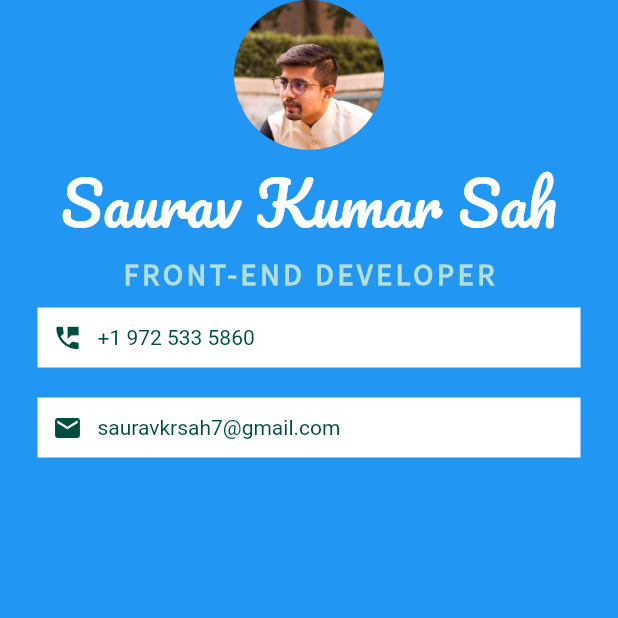
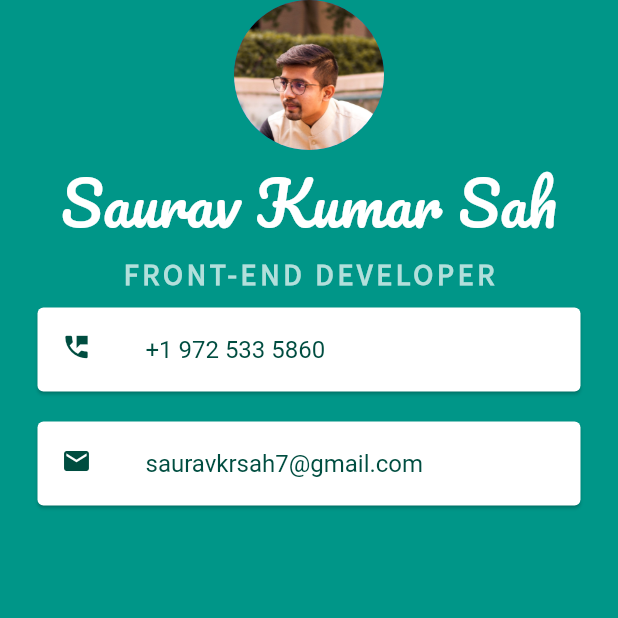
Before and after one commit to Code-Saurav/mi_card_app, a Flutter app: the screen it shows after launch, on a phone screen of 412 x 824 dp, the top half of it. Run offline on Flutter 3.47's test engine with Material 2 defaults, Android fonts, the phone set to English and light mode, and no system bars.

Commit message:
47 - card,ListTile

```diff
--- a/lib/main.dart
+++ b/lib/main.dart
@@ -10,7 +10,7 @@ class MyApp extends StatelessWidget {
   Widget build(BuildContext context) {
     return MaterialApp(
       home: Scaffold(
-        backgroundColor: Colors.blue,
+        backgroundColor: Colors.teal,
         body: SafeArea(
           child: Column(
             children: <Widget>[
@@ -36,46 +36,38 @@ class MyApp extends StatelessWidget {
                   fontFamily: 'SourceSansPro',
                 ),
               ),
-              Container(
+              Card(
                 color: Colors.white,
                 margin: EdgeInsets.symmetric(vertical: 10, horizontal: 25),
-                padding: EdgeInsets.all(10),
-                child: Row(
-                  children: <Widget>[
-                    Icon(
+                child: ListTile(
+                  leading: Icon(
                     Icons.perm_phone_msg,
                     size: 20,
                     color: Colors.teal.shade900,
                   ),
-                    SizedBox(width: 10),
-                    Text(
+                  title: Text(
                     '+1 972 533 5860',
                     style: TextStyle(
                       color: Colors.teal.shade900,
                     ),
                   ),
-                  ],
                 ),
               ),
-              Container(
+              Card(
                 color: Colors.white,
                 margin: EdgeInsets.symmetric(vertical: 10, horizontal: 25),
-                padding: EdgeInsets.all(10),
-                child: Row(
-                  children: <Widget>[
-                    Icon(
+                child: ListTile(
+                  leading: Icon(
                     Icons.email,
                     size: 20,
                     color: Colors.teal.shade900,
                   ),
-                    SizedBox(width: 10),
-                    Text(
+                  title: Text(
                     'sauravkrsah7@gmail.com',
                     style: TextStyle(
                       color: Colors.teal.shade900,
                     ),
                   ),
-                  ],
                 ),
               ),
             ],
```
Lines whose indentation alone changed are shown as unchanged.
